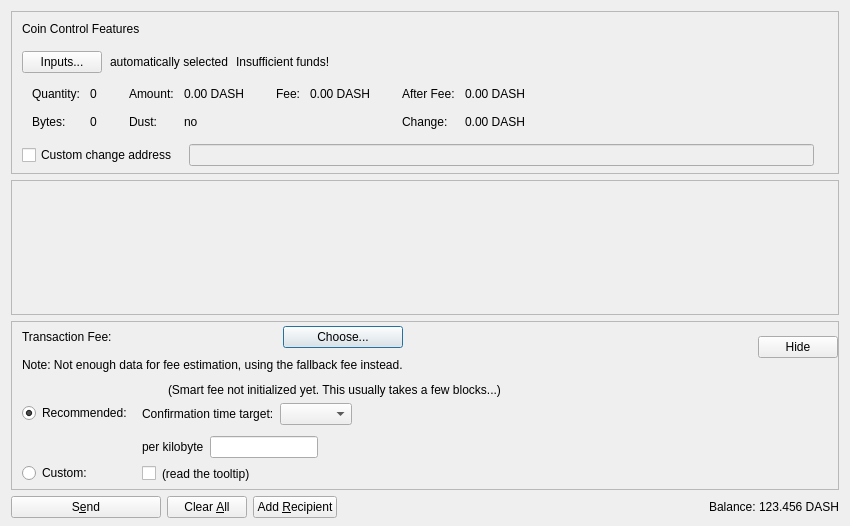
The window that src/qt/forms/sendcoinsdialog.ui (Qebit/dash) describes before a commit, drawn with Qt 5.
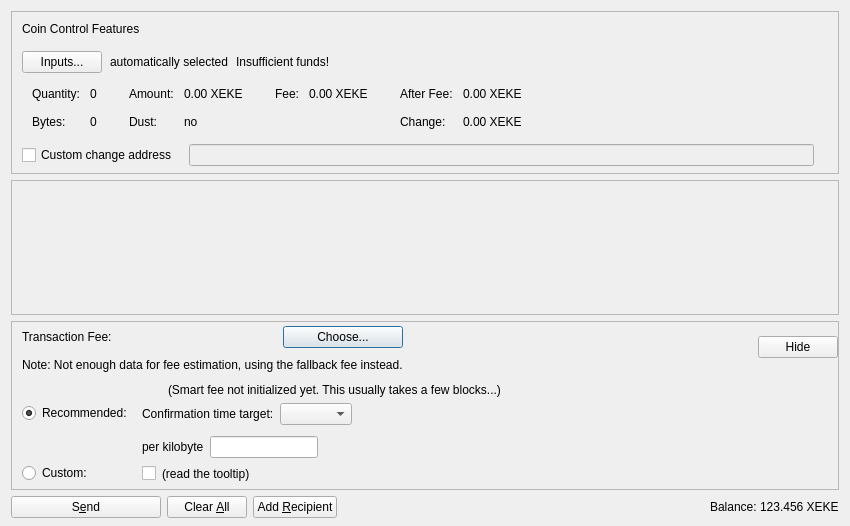
The same window after the commit. Custom widgets are drawn as their Qt base class.

Commit message: Rename Dash to Xeke

Patch:
```diff
--- a/src/qt/forms/sendcoinsdialog.ui
+++ b/src/qt/forms/sendcoinsdialog.ui
@@ -288,7 +288,7 @@
                   <enum>Qt::ActionsContextMenu</enum>
                  </property>
                  <property name="text">
-                  <string notr="true">0.00 DASH</string>
+                  <string notr="true">0.00 XEKE</string>
                  </property>
                  <property name="textInteractionFlags">
                   <set>Qt::LinksAccessibleByMouse|Qt::TextSelectableByKeyboard|Qt::TextSelectableByMouse</set>
@@ -356,7 +356,7 @@
                   <enum>Qt::ActionsContextMenu</enum>
                  </property>
                  <property name="text">
-                  <string notr="true">0.00 DASH</string>
+                  <string notr="true">0.00 XEKE</string>
                  </property>
                  <property name="textInteractionFlags">
                   <set>Qt::LinksAccessibleByMouse|Qt::TextSelectableByKeyboard|Qt::TextSelectableByMouse</set>
@@ -401,7 +401,7 @@
                   <enum>Qt::ActionsContextMenu</enum>
                  </property>
                  <property name="text">
-                  <string notr="true">0.00 DASH</string>
+                  <string notr="true">0.00 XEKE</string>
                  </property>
                  <property name="textInteractionFlags">
                   <set>Qt::LinksAccessibleByMouse|Qt::TextSelectableByKeyboard|Qt::TextSelectableByMouse</set>
@@ -424,7 +424,7 @@
                   <enum>Qt::ActionsContextMenu</enum>
                  </property>
                  <property name="text">
-                  <string notr="true">0.00 DASH</string>
+                  <string notr="true">0.00 XEKE</string>
                  </property>
                  <property name="textInteractionFlags">
                   <set>Qt::LinksAccessibleByMouse|Qt::TextSelectableByKeyboard|Qt::TextSelectableByMouse</set>
@@ -1156,7 +1156,7 @@
           <cursorShape>IBeamCursor</cursorShape>
          </property>
          <property name="text">
-          <string notr="true">123.456 DASH</string>
+          <string notr="true">123.456 XEKE</string>
          </property>
          <property name="textInteractionFlags">
           <set>Qt::LinksAccessibleByMouse|Qt::TextSelectableByKeyboard|Qt::TextSelectableByMouse</set>
```
Left out of the diff: 6 changed lines with no effect on the pictures. The commit also changes 229 other files.
